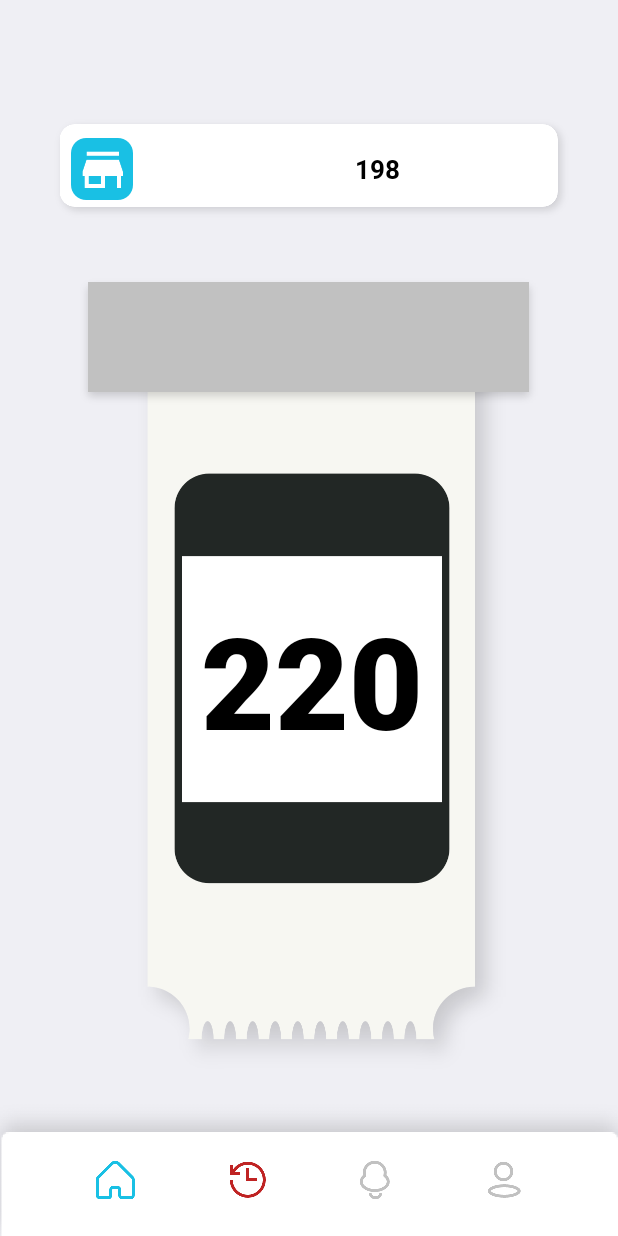
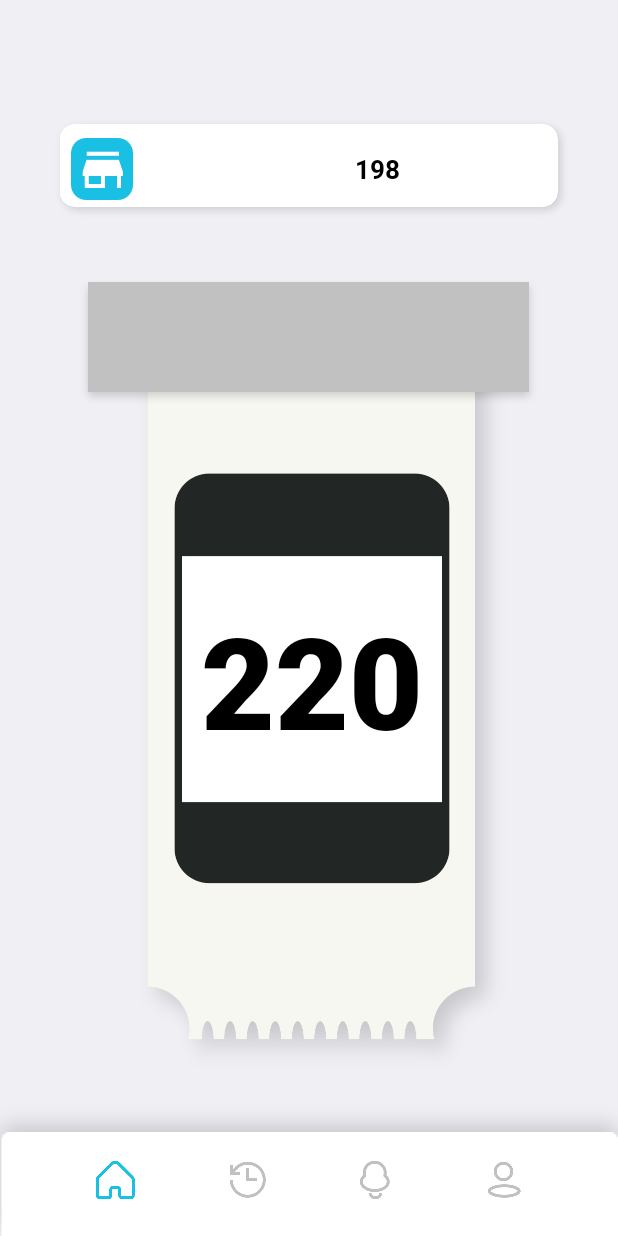
Before and after one commit to Infintelooper/token_generator, an Android app: the screen it shows after launch (MainActivity), on a phone screen of 412 x 824 dp. Run offline under Robolectric (Android 15) with nearby library versions, the phone set to English and light mode, and no system bars.

Commit message:
clock button colour changed -undo

```diff
--- a/app/src/main/res/layout/activity_main.xml
+++ b/app/src/main/res/layout/activity_main.xml
@@ -130,7 +130,7 @@
         app:layout_constraintStart_toStartOf="@+id/navigation_bar"
         app:layout_constraintTop_toTopOf="@+id/navigation_bar"
         app:srcCompat="@drawable/history_icon"
-        app:tint="@color/red" />
+         />
 
     <ImageView
         android:id="@+id/imageView12"
```
